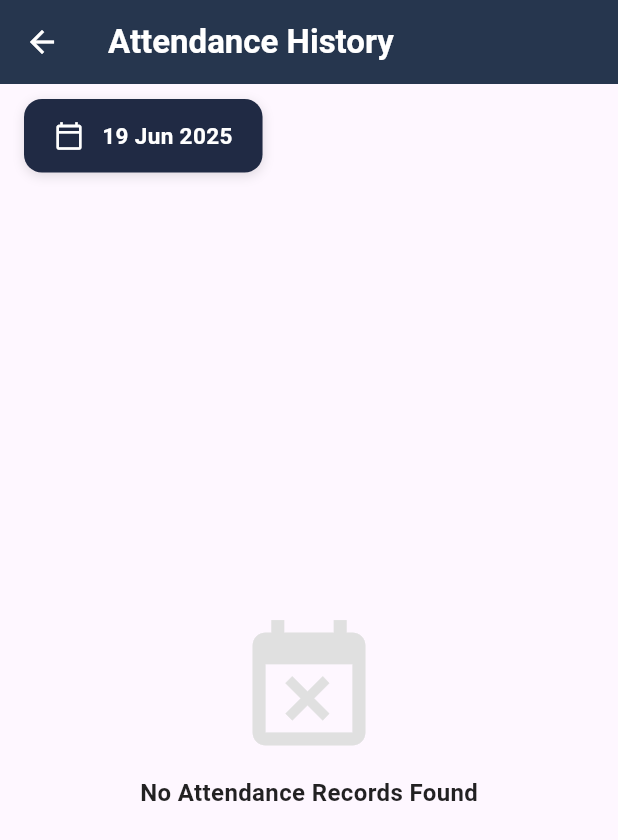
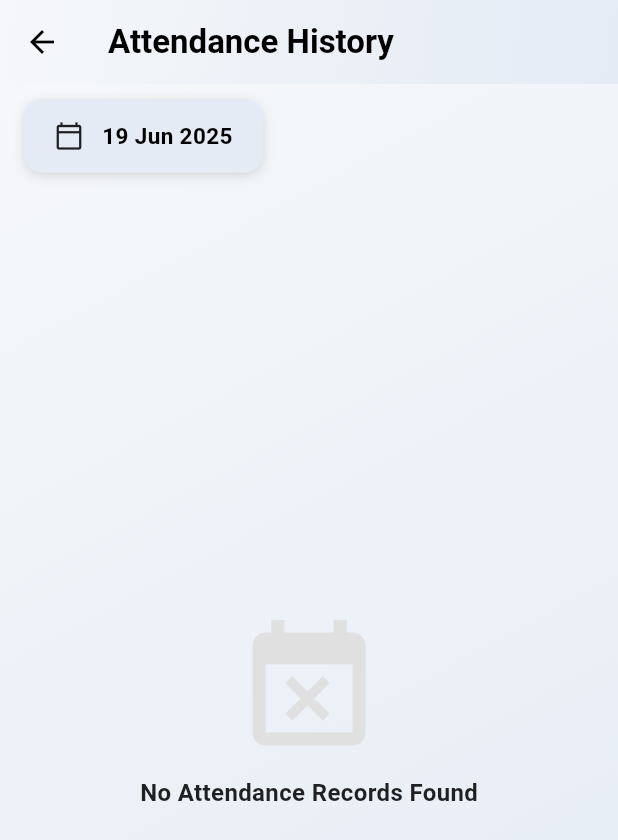
Before and after one commit to Patel002/hrms-system, a Flutter app: the AttandanceHistory screen opened by its route, on a phone screen of 412 x 824 dp. Shown: the top 840 px of the screen. Run offline on Flutter 3.47's test engine with Material 3 defaults, Android fonts, the phone set to English and light mode, and no system bars; our stand-ins replace camera, dio, fl_chart, flutter_dotenv, geolocator, month_picker_dialog and 4 more; missing offline and left inert: file_selector, jwt_decode; accounts and stored records are empty; network calls fail.

Commit message:
style: Enhance UI consistency and loading indicators across attendance and leave screens

```diff
--- a/lib/screen/attendance/attendance_history_screen.dart
+++ b/lib/screen/attendance/attendance_history_screen.dart
@@ -6,6 +6,7 @@ import 'dart:convert';
 import 'package:http/http.dart' as http;
 import 'package:flutter_dotenv/flutter_dotenv.dart';
 import 'package:intl/intl.dart';
+// import 'package:flutter_custom_clippers/flutter_custom_clippers.dart';
 
 class AttandanceHistory extends StatefulWidget {
   const AttandanceHistory({super.key});
@@ -14,7 +15,7 @@ class AttandanceHistory extends StatefulWidget {
   State<AttandanceHistory> createState() => _AttandanceHistoryState();
 }
 
-class _AttandanceHistoryState extends State<AttandanceHistory> {
+class _AttandanceHistoryState extends State<AttandanceHistory> with TickerProviderStateMixin {
   final baseUrl = dotenv.env['API_BASE_URL'];
 
   String? emId, emUsername, compFname, compId, department;
@@ -23,13 +24,28 @@ class _AttandanceHistoryState extends State<AttandanceHistory> {
   String? errorMessage;
   bool isLoading = true;
   bool isFirstLoadDone = false;
+  // late final AnimationController _animationController;
+
 
   @override
   void initState() {
     super.initState();
     gettokenData();
     fetchAttendanceData(DateTime.now());
+
+    //   _animationController = AnimationController(
+    //   vsync: this,
+    //   duration: const Duration(seconds: 30),
+    // )..repeat();
+
   }
+
+  // @override
+  // void dispose(){
+  //    _animationController.dispose();
+  //   super.dispose();
+
+  // }
 
   String getFormattedDate(String dateString) {
     try {
@@ -78,7 +94,7 @@ class _AttandanceHistoryState extends State<AttandanceHistory> {
         child: child!,
       );
     },
-    );
+  );
 
     if (picked != null && picked != selectedDate) {
       setState(() {
@@ -103,7 +119,7 @@ class _AttandanceHistoryState extends State<AttandanceHistory> {
       print("emp_id: $emId");
 
       final formattedDate =
-          "${date.year}-${date.month.toString().padLeft(2, '0')}-${date.day.toString().padLeft(2, '0')}";
+       "${date.year}-${date.month.toString().padLeft(2, '0')}-${date.day.toString().padLeft(2, '0')}";
       print("Formatted Date: $formattedDate");
 
       final url = Uri.parse(
@@ -153,6 +169,31 @@ class _AttandanceHistoryState extends State<AttandanceHistory> {
       ).showSnackBar(const SnackBar(content: Text("Could not open map.")));
     }
   }
+
+  //   Widget buildAnimatedStripe({required double speedFactor, required Color color}) {
+  //   return AnimatedBuilder(
+  //     animation: _animationController,
+  //     builder: (context, child) {
+  //       // Move stripe from right to left (diagonally)
+  //       return Transform.translate(
+  //         offset: Offset(
+  //           200 - (_animationController.value * speedFactor * 400),
+  //           _animationController.value * speedFactor * 200,
+  //         ),
+  //         child: child,
+  //       );
+  //     },
+  //     child: Transform.rotate(
+  //       angle: -0.6,
+  //       child: Container(
+  //         width: 20,
+  //         height: 400,
+  //         color: color,
+  //       ),
+  //     ),
+  //   );
+  // }
+
 
   Widget buildAttendanceCard(Map item) {
     final base64Image = item['punch_img'];
@@ -320,28 +361,6 @@ class _AttandanceHistoryState extends State<AttandanceHistory> {
                       ],
                     ),
                     const SizedBox(height: 8),
-          // Row(
-          //   children: [
-          //     Expanded(
-          //       child: Text(
-          //         "$compFname",
-          //         style: const TextStyle(
-          //           fontSize: 10,
-          //           fontWeight: FontWeight.w600,
-          //         ),
-          //       ),
-          //     ),
-          //     Expanded(
-          //       child: Text(
-          //         " $department",
-          //         style: const TextStyle(
-          //           fontSize: 10,
-          //           fontWeight: FontWeight.w400,
-          //         ),
-          //       ),
-          //     ),
-          //   ],
-          // ),
                   ],
                 ),
               ),
@@ -364,17 +383,51 @@ class _AttandanceHistoryState extends State<AttandanceHistory> {
   }
 
     return Scaffold(
-      appBar: AppBar(
-        title: const Text('Attendance History',
-            style: TextStyle(
-              fontWeight: FontWeight.bold,
-            )),
-        elevation: 2,
-        backgroundColor: Color(0XFF213448),
-        foregroundColor: Colors.white,
-        centerTitle: false,
-      ),
-      body: Column(
+       backgroundColor: Colors.transparent,
+      appBar: PreferredSize(
+      preferredSize: const Size.fromHeight(kToolbarHeight),
+      child: Container(
+        decoration: const BoxDecoration(
+          gradient: LinearGradient(
+            colors: [Color(0xFFF5F7FA), Color(0xFFE4EBF5)],
+             begin: Alignment.topLeft,
+            end: Alignment.bottomRight,
+          ),
+        ),
+        child: AppBar(
+                title: const Text(
+                  "Attendance History",
+                  style: TextStyle(fontWeight: FontWeight.bold),
+                ),
+              backgroundColor: Colors.transparent,
+                foregroundColor: Colors.black,
+                elevation: 0,
+              ),
+            ),
+          ),
+
+      body: Stack(
+       children: [
+        Container(
+          decoration: const BoxDecoration(
+          gradient: LinearGradient(
+            colors: [Color(0xFFF5F7FA), Color(0xFFE4EBF5)],
+            begin: Alignment.topLeft,
+            end: Alignment.bottomRight,
+          ),
+        ),
+        ),
+
+          // buildAnimatedStripe(
+          //     speedFactor: 1.0, color: Colors.white.withOpacity(0.1)),
+          // buildAnimatedStripe(
+          //     speedFactor: 1.5, color: Colors.grey.withOpacity(0.1)),
+          // buildAnimatedStripe(
+          //     speedFactor: 2.0, color: Colors.white.withOpacity(0.07)),
+          // buildAnimatedStripe(
+          //     speedFactor: 2.5, color: Colors.grey.withOpacity(0.07)),
+
+      Column(
         children: [
          Padding(
             padding: const EdgeInsets.symmetric(horizontal: 16, vertical: 10),
@@ -385,7 +438,7 @@ class _AttandanceHistoryState extends State<AttandanceHistory> {
                 child: Container(
                   padding: const EdgeInsets.symmetric(horizontal: 20, vertical: 14),
                   decoration: BoxDecoration(
-                    color: const Color(0xFF202A44),
+                    color: const Color(0xFFE4EBF5),
                     borderRadius: BorderRadius.circular(12),
                     boxShadow: [
                       BoxShadow(
@@ -398,14 +451,14 @@ class _AttandanceHistoryState extends State<AttandanceHistory> {
                     child: Row(
                     mainAxisSize: MainAxisSize.min,
                     children: [
-                      const Icon(Icons.calendar_today_outlined, color: Colors.white, size: 20),
+                      const Icon(Icons.calendar_today_outlined, color: Colors.black87, size: 20),
                       const SizedBox(width: 12),
                       Text(
                       selectedDate == null ?
                       DateFormat('dd MMM yyyy').format(DateTime.now())
                     : DateFormat('dd MMM yyyy').format(selectedDate!),
                         style: const TextStyle(
-                          color: Colors.white,
+                          color: Colors.black,
                           fontWeight: FontWeight.w600,
                           fontSize: 15,
                         ),
@@ -416,10 +469,11 @@ class _AttandanceHistoryState extends State<AttandanceHistory> {
               ),
             ),
           ),
+
           Expanded(
             child:
                 isLoading
-                    ? const Center(child: CircularProgressIndicator())
+                    ? const Center(child: CircularProgressIndicator(color: Colors.black,))
                     : isFirstLoadDone
                     ? attendanceList.isEmpty
                     ? Center(
@@ -447,6 +501,8 @@ class _AttandanceHistoryState extends State<AttandanceHistory> {
                       ),
                     )
                     : RefreshIndicator(
+                      color: Colors.black,
+                      backgroundColor: Colors.white,
                       onRefresh: () async {
                         await fetchAttendanceData(
                           selectedDate ?? DateTime.now(),
@@ -463,7 +519,9 @@ class _AttandanceHistoryState extends State<AttandanceHistory> {
                     : const SizedBox(),
           ),
         ],
-      ),
+      )
+       ],
+      )
     );
   }
 }
--- a/lib/screen/timeMachine/attendance_report_screen.dart
+++ b/lib/screen/timeMachine/attendance_report_screen.dart
@@ -85,7 +85,7 @@ Widget build(BuildContext context) {
       future: futureAttendance,
       builder: (context, snapshot) {
         if (snapshot.connectionState == ConnectionState.waiting) {
-          return const Center(child: CircularProgressIndicator());
+          return const Center(child: CircularProgressIndicator(color: Colors.black,));
         } else if (snapshot.hasError) {
           return Center(child: Text('Error: ${snapshot.error}'));
         } else if (!snapshot.hasData || snapshot.data!.isEmpty) {
@@ -139,7 +139,7 @@ Widget build(BuildContext context) {
                         });
                       }
                     },
-                    icon: const Icon(Icons.calendar_month),
+                    icon: const Icon(Icons.calendar_today_outlined),
                     label: Text(
                       selectedMonth != null
                           ? DateFormat('MMMM yyyy').format(selectedMonth!)
```
Also changed, not shown: lib/screen/getPass/odPass_history_screen.dart (+34 -7 lines), lib/screen/holiday_screen.dart (+37 -5 lines), lib/screen/home_screen.dart (+97 -52 lines), lib/screen/leave/leave_status_screen.dart (+11 -7 lines).
